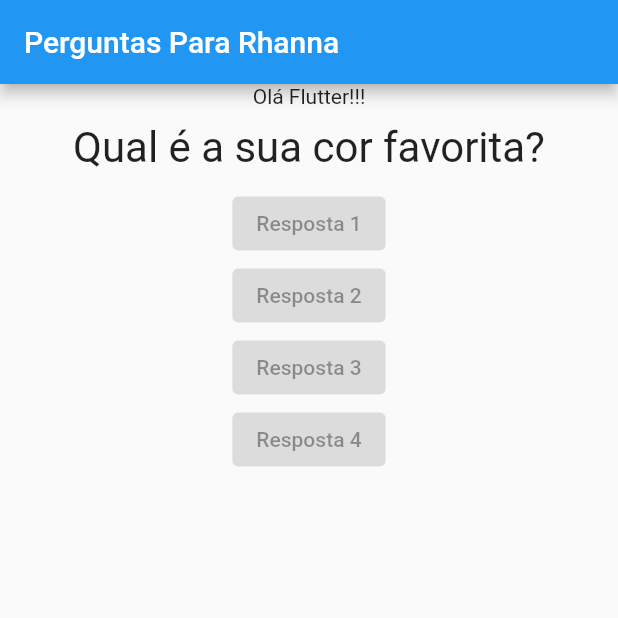
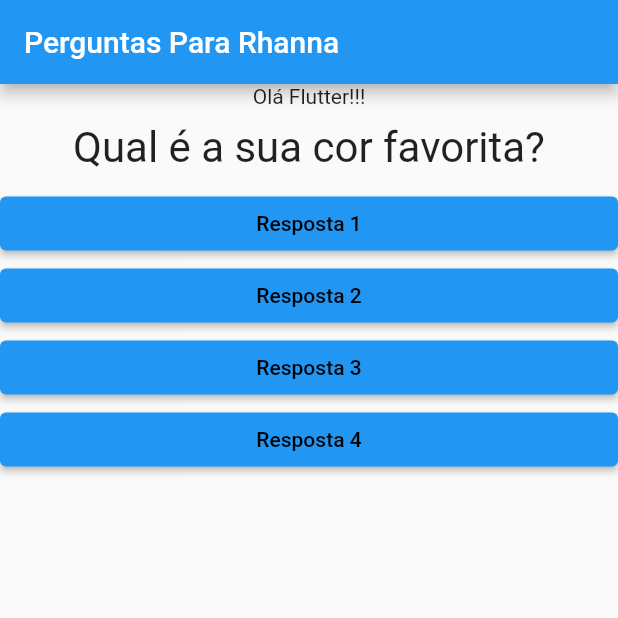
Before and after one commit to hiltonbruce/projeto_perguntas, a Flutter app: the screen it shows after launch, on a phone screen of 412 x 824 dp, the top half of it. Run offline on Flutter 3.47's test engine with Material 2 defaults, Android fonts, the phone set to English and light mode, and no system bars.

Commit message:
Aula 49 feito

```diff
--- a/lib/main.dart
+++ b/lib/main.dart
@@ -10,7 +10,7 @@ class _PerguntaAppstate extends State<PerguntaApp> {
     setState(() {
       _perguntaSelecionada++;
     });
-    print(_perguntaSelecionada);
+    // print(_perguntaSelecionada);
   }
 
   @override
@@ -37,10 +37,10 @@ class _PerguntaAppstate extends State<PerguntaApp> {
           children: [
             Text('Olá Flutter!!!'),
             Questao(perguntas[_perguntaSelecionada]),
-            Resposta(respostas[0]),
-            Resposta(respostas[1]),
-            Resposta(respostas[2]),
-            Resposta(respostas[3]),
+            Resposta(respostas[0], _responder),
+            Resposta(respostas[1], _responder),
+            Resposta(respostas[2], _responder),
+            Resposta(respostas[3], _responder),
           ],
         ),
       ),
--- a/lib/resposta.dart
+++ b/lib/resposta.dart
@@ -2,13 +2,21 @@ import 'package:flutter/material.dart';
 
 class Resposta extends StatelessWidget {
   final String texto;
-  const Resposta(this.texto);
+  final void Function() quandoSelecionado;
+  const Resposta(this.texto, this.quandoSelecionado);
 
   @override
   Widget build(BuildContext context) {
-    return ElevatedButton(
-      onPressed: null,
-      child: Text(texto),
+    return Container(
+      width: double.infinity,
+      child: ElevatedButton(
+        style: ElevatedButton.styleFrom(
+          backgroundColor: Colors.blue,
+          foregroundColor: Colors.black,
+        ),
+        onPressed: quandoSelecionado,
+        child: Text(texto),
+      ),
     );
   }
 }
```
